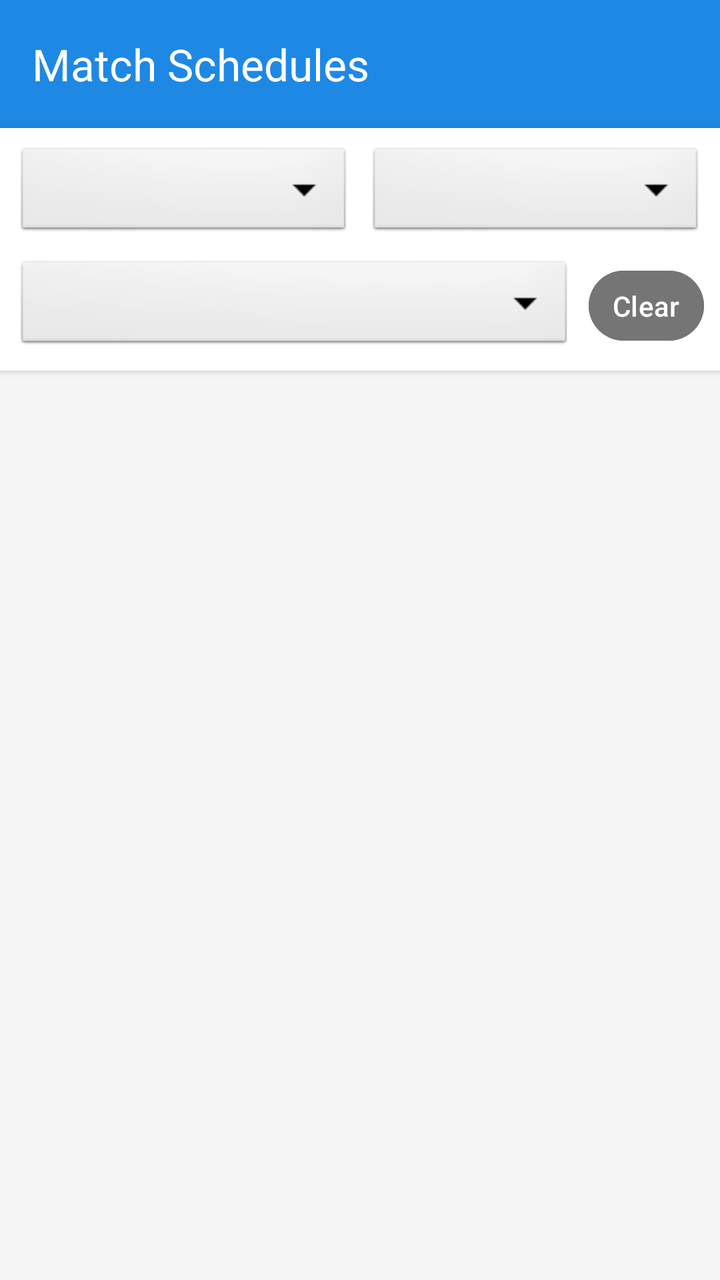
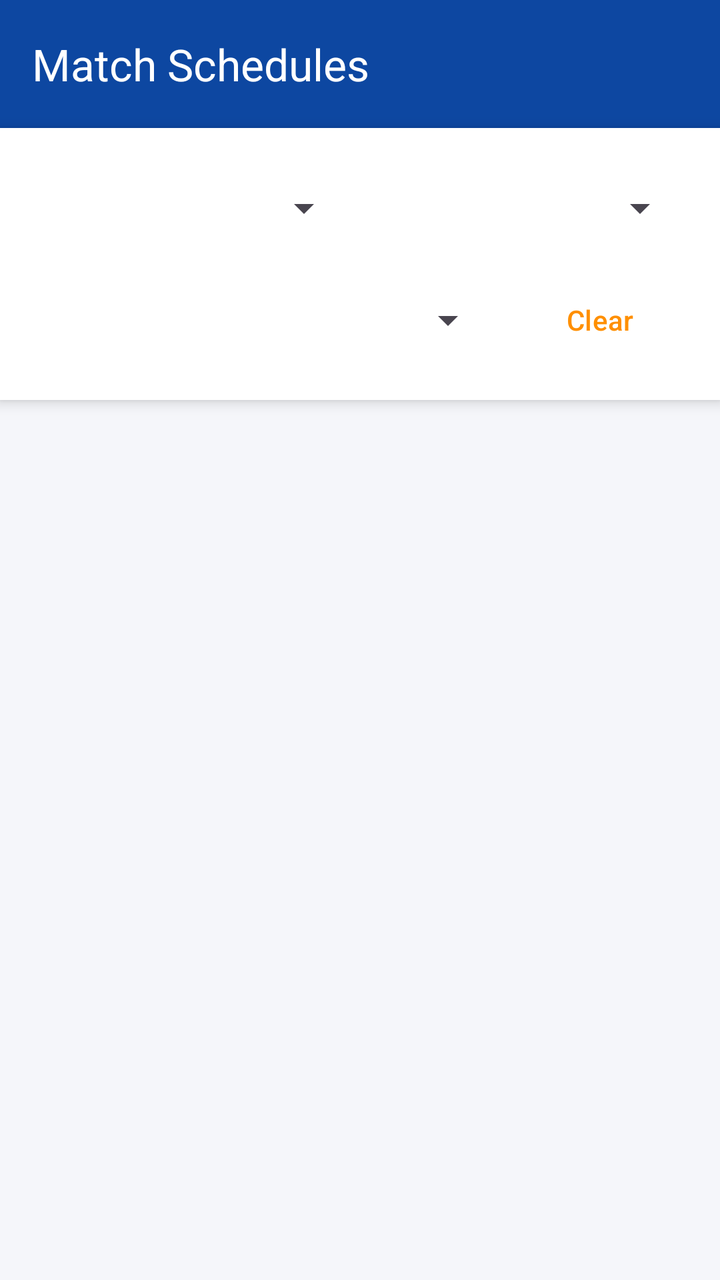

Screens rendered from an Android XML layout before and after an edit, with the pre-edit source and the edit as a unified diff.
<!-- AndroidManifest.xml: application theme Theme.SPORTSHUB -->
<!-- res/layout/activity_player_match_list.xml -->
<?xml version="1.0" encoding="utf-8"?>
<androidx.constraintlayout.widget.ConstraintLayout xmlns:android="http://schemas.android.com/apk/res/android"
    xmlns:app="http://schemas.android.com/apk/res-auto"
    android:layout_width="match_parent"
    android:layout_height="match_parent"
    android:background="@color/background">

    <androidx.appcompat.widget.Toolbar
        android:id="@+id/toolbarPlayerMatches"
        android:layout_width="match_parent"
        android:layout_height="?attr/actionBarSize"
        android:background="@color/primary"
        android:theme="@style/ThemeOverlay.AppCompat.Dark.ActionBar"
        app:popupTheme="@style/ThemeOverlay.AppCompat.Light"
        app:title="Match Schedules"
        app:titleTextColor="@color/white"
        app:layout_constraintTop_toTopOf="parent" />

    <LinearLayout
        android:id="@+id/layoutPlayerMatchFilters"
        android:layout_width="match_parent"
        android:layout_height="wrap_content"
        android:orientation="vertical"
        android:padding="8dp"
        android:background="@color/white"
        android:elevation="2dp"
        app:layout_constraintTop_toBottomOf="@id/toolbarPlayerMatches">

        <LinearLayout
            android:layout_width="match_parent"
            android:layout_height="wrap_content"
            android:orientation="horizontal"
            android:layout_marginBottom="8dp">

            <Spinner
                android:id="@+id/spnPlayerTournamentFilter"
                android:layout_width="0dp"
                android:layout_height="wrap_content"
                android:layout_weight="1"
                android:background="@android:drawable/btn_dropdown"
                android:layout_marginEnd="4dp" />

            <Spinner
                android:id="@+id/spnPlayerStatusFilter"
                android:layout_width="0dp"
                android:layout_height="wrap_content"
                android:layout_weight="1"
                android:background="@android:drawable/btn_dropdown"
                android:layout_marginStart="4dp" />
        </LinearLayout>

        <LinearLayout
            android:layout_width="match_parent"
            android:layout_height="wrap_content"
            android:orientation="horizontal"
            android:gravity="center_vertical">

            <Spinner
                android:id="@+id/spnPlayerSortMatches"
                android:layout_width="0dp"
                android:layout_height="wrap_content"
                android:layout_weight="1"
                android:background="@android:drawable/btn_dropdown"
                android:layout_marginEnd="8dp"/>

            <Button
                android:id="@+id/btnPlayerClearFilters"
                android:layout_width="wrap_content"
                android:layout_height="wrap_content"
                android:text="Clear"
                android:minHeight="0dp"
                android:minWidth="0dp"
                android:paddingHorizontal="12dp"
                android:paddingVertical="8dp"
                android:backgroundTint="@color/text_secondary"
                android:textColor="@color/white" />
        </LinearLayout>
    </LinearLayout>

    <TextView
        android:id="@+id/tvPlayerMatchEmptyState"
        android:layout_width="wrap_content"
        android:layout_height="wrap_content"
        android:text="No matches scheduled right now."
        android:textColor="@color/text_secondary"
        android:textSize="16sp"
        android:visibility="gone"
        app:layout_constraintBottom_toBottomOf="parent"
        app:layout_constraintEnd_toEndOf="parent"
        app:layout_constraintStart_toStartOf="parent"
        app:layout_constraintTop_toBottomOf="@id/layoutPlayerMatchFilters" />

    <ListView
        android:id="@+id/lvPlayerMatches"
        android:layout_width="0dp"
        android:layout_height="0dp"
        android:divider="@android:color/transparent"
        android:dividerHeight="0dp"
        app:layout_constraintBottom_toBottomOf="parent"
        app:layout_constraintEnd_toEndOf="parent"
        app:layout_constraintStart_toStartOf="parent"
        app:layout_constraintTop_toBottomOf="@id/layoutPlayerMatchFilters" />

</androidx.constraintlayout.widget.ConstraintLayout>
<!-- resources referenced by this layout -->
<resources>
  <color name="background">#F5F5F5</color>
  <color name="primary">#1E88E5</color>
  <color name="text_secondary">#757575</color>
  <color name="white">#FFFFFFFF</color>
  <style name="Theme.SPORTSHUB" parent="Base.Theme.SPORTSHUB" />
  <style name="Base.Theme.SPORTSHUB" parent="Theme.Material3.DayNight.NoActionBar">
          
          
      </style>
</resources>

<!-- the commit's change to res/layout/activity_player_match_list.xml (unified diff, before → after) -->
@@ -3,17 +3,17 @@
     xmlns:app="http://schemas.android.com/apk/res-auto"
     android:layout_width="match_parent"
     android:layout_height="match_parent"
-    android:background="@color/background">
+    android:background="?android:attr/colorBackground">
 
     <androidx.appcompat.widget.Toolbar
         android:id="@+id/toolbarPlayerMatches"
         android:layout_width="match_parent"
         android:layout_height="?attr/actionBarSize"
-        android:background="@color/primary"
+        android:background="?attr/colorPrimary"
         android:theme="@style/ThemeOverlay.AppCompat.Dark.ActionBar"
         app:popupTheme="@style/ThemeOverlay.AppCompat.Light"
         app:title="Match Schedules"
-        app:titleTextColor="@color/white"
+        app:titleTextColor="?attr/colorOnPrimary"
         app:layout_constraintTop_toTopOf="parent" />
 
     <LinearLayout
@@ -21,9 +21,9 @@
         android:layout_width="match_parent"
         android:layout_height="wrap_content"
         android:orientation="vertical"
-        android:padding="8dp"
-        android:background="@color/white"
-        android:elevation="2dp"
+        android:padding="16dp"
+        android:background="?attr/colorSurface"
+        android:elevation="4dp"
         app:layout_constraintTop_toBottomOf="@id/toolbarPlayerMatches">
 
         <LinearLayout
@@ -35,17 +35,15 @@
             <Spinner
                 android:id="@+id/spnPlayerTournamentFilter"
                 android:layout_width="0dp"
-                android:layout_height="wrap_content"
+                android:layout_height="48dp"
                 android:layout_weight="1"
-                android:background="@android:drawable/btn_dropdown"
                 android:layout_marginEnd="4dp" />
 
             <Spinner
                 android:id="@+id/spnPlayerStatusFilter"
                 android:layout_width="0dp"
-                android:layout_height="wrap_content"
+                android:layout_height="48dp"
                 android:layout_weight="1"
-                android:background="@android:drawable/btn_dropdown"
                 android:layout_marginStart="4dp" />
         </LinearLayout>
 
@@ -58,22 +56,17 @@
             <Spinner
                 android:id="@+id/spnPlayerSortMatches"
                 android:layout_width="0dp"
-                android:layout_height="wrap_content"
+                android:layout_height="48dp"
                 android:layout_weight="1"
-                android:background="@android:drawable/btn_dropdown"
                 android:layout_marginEnd="8dp"/>
 
-            <Button
+            <com.google.android.material.button.MaterialButton
                 android:id="@+id/btnPlayerClearFilters"
+                style="@style/Widget.Material3.Button.TextButton"
                 android:layout_width="wrap_content"
                 android:layout_height="wrap_content"
                 android:text="Clear"
-                android:minHeight="0dp"
-                android:minWidth="0dp"
-                android:paddingHorizontal="12dp"
-                android:paddingVertical="8dp"
-                android:backgroundTint="@color/text_secondary"
-                android:textColor="@color/white" />
+                android:textColor="?attr/colorSecondary" />
         </LinearLayout>
     </LinearLayout>
 
@@ -82,8 +75,12 @@
         android:layout_width="wrap_content"
         android:layout_height="wrap_content"
         android:text="No matches scheduled right now."
-        android:textColor="@color/text_secondary"
-        android:textSize="16sp"
+        android:textColor="?android:attr/textColorSecondary"
+        android:textAppearance="?attr/textAppearanceBodyLarge"
+        android:gravity="center"
+        app:drawableTopCompat="@drawable/ic_dash_match"
+        app:drawableTint="?attr/colorSecondary"
+        android:drawablePadding="8dp"
         android:visibility="gone"
         app:layout_constraintBottom_toBottomOf="parent"
         app:layout_constraintEnd_toEndOf="parent"
@@ -96,6 +93,8 @@
         android:layout_height="0dp"
         android:divider="@android:color/transparent"
         android:dividerHeight="0dp"
+        android:paddingTop="8dp"
+        android:clipToPadding="false"
         app:layout_constraintBottom_toBottomOf="parent"
         app:layout_constraintEnd_toEndOf="parent"
         app:layout_constraintStart_toStartOf="parent"
<!-- resource entries referenced after the edit -->
@@ -1,13 +1,31 @@
 <!-- resources referenced by this layout -->
 <resources>
-  <color name="background">#F5F5F5</color>
-  <color name="primary">#1E88E5</color>
-  <color name="text_secondary">#757575</color>
-  <color name="white">#FFFFFFFF</color>
+  <!-- drawable ic_dash_match (drawable) -->
+  <vector xmlns:android="http://schemas.android.com/apk/res/android"
+      android:width="24dp"
+      android:height="24dp"
+      android:viewportWidth="24"
+      android:viewportHeight="24">
+      <path
+          android:fillColor="#FFFFFFFF"
+          android:pathData="M19,4h-1V2h-2v2H8V2H6v2H5C3.89,4 3.01,4.9 3.01,6L3,20c0,1.1 0.89,2 2,2h14c1.1,0 2,-0.9 2,-2V6C21,4.9 20.1,4 19,4zM19,20H5V10h14V20zM19,8H5V6h14V8z M9,14H7v-2h2V14z M13,14h-2v-2h2V14z M17,14h-2v-2h2V14z M9,18H7v-2h2V18z M13,18h-2v-2h2V18z M17,18h-2v-2h2V18z" />
+  </vector>
+  <color name="background">#F5F6FA</color>
+  <color name="surface">#FFFFFF</color>
+  <color name="primary">#0D47A1</color>
+  <color name="text_on_primary">#FFFFFF</color>
+  <color name="primary_dark">#002171</color>
+  <color name="secondary">#FF8F00</color>
+  <color name="error">#B00020</color>
   <style name="Theme.SPORTSHUB" parent="Base.Theme.SPORTSHUB" />
   <style name="Base.Theme.SPORTSHUB" parent="Theme.Material3.DayNight.NoActionBar">
-          
-          
+          <item name="colorPrimary">@color/primary</item>
+          <item name="colorOnPrimary">@color/text_on_primary</item>
+          <item name="colorPrimaryDark">@color/primary_dark</item>
+          <item name="colorSecondary">@color/secondary</item>
+          <item name="colorError">@color/error</item>
+          <item name="android:colorBackground">@color/background</item>
+          <item name="colorSurface">@color/surface</item>
       </style>
 </resources>
 
